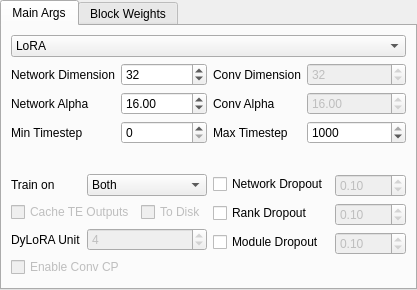
Old version of the form ui_files/NetworkUI.ui in the repository derrian-distro/LoRA_Easy_Training_Scripts.
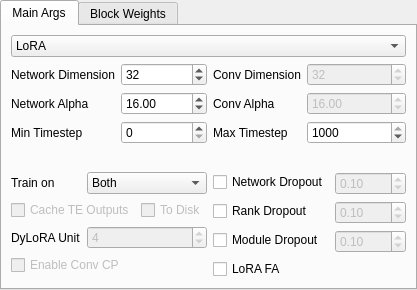
New version of the form. Custom widgets are drawn as their Qt base class.

Commit message: add zero term snr, and lora_fa support

```diff
--- a/ui_files/NetworkUI.ui
+++ b/ui_files/NetworkUI.ui
@@ -243,6 +243,13 @@
            </property>
           </widget>
          </item>
+         <item row="3" column="0" colspan="2">
+          <widget class="QCheckBox" name="lora_fa_enable">
+           <property name="text">
+            <string>LoRA FA</string>
+           </property>
+          </widget>
+         </item>
         </layout>
        </item>
        <item row="0" column="0" colspan="2">
```
The commit also changes 6 other files.
